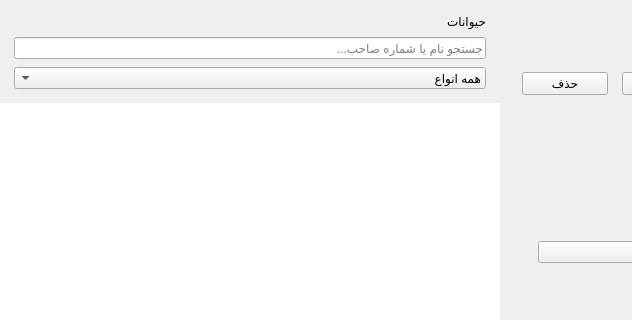
Above: animalswidget.ui from Mohoya7/veterinary-vaccination-system before the change; both pictures show x 0 to 632 and y 0 to 320 of the 1000 by 700 pixel window. Below: the same form after it.
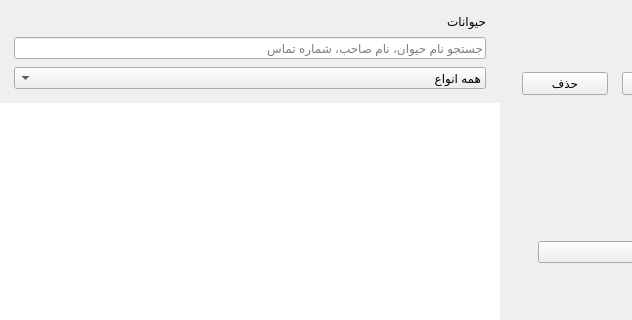
That is the form after the change.

Patch:
```diff
--- a/animalswidget.ui
+++ b/animalswidget.ui
@@ -171,7 +171,7 @@
          <property name="bottomMargin"><number>14</number></property>
          <property name="spacing"><number>8</number></property>
          <item><widget class="QLabel" name="listTitle"><property name="text"><string>حیوانات</string></property></widget></item>
-         <item><widget class="QLineEdit" name="searchEdit"><property name="placeholderText"><string>جستجو نام یا شماره صاحب...</string></property></widget></item>
+         <item><widget class="QLineEdit" name="searchEdit"><property name="placeholderText"><string>جستجو نام حیوان، نام صاحب، شماره تماس</string></property></widget></item>
          <item>
           <widget class="QComboBox" name="typeFilterCombo">
            <item><property name="text"><string>همه انواع</string></property></item>
```
